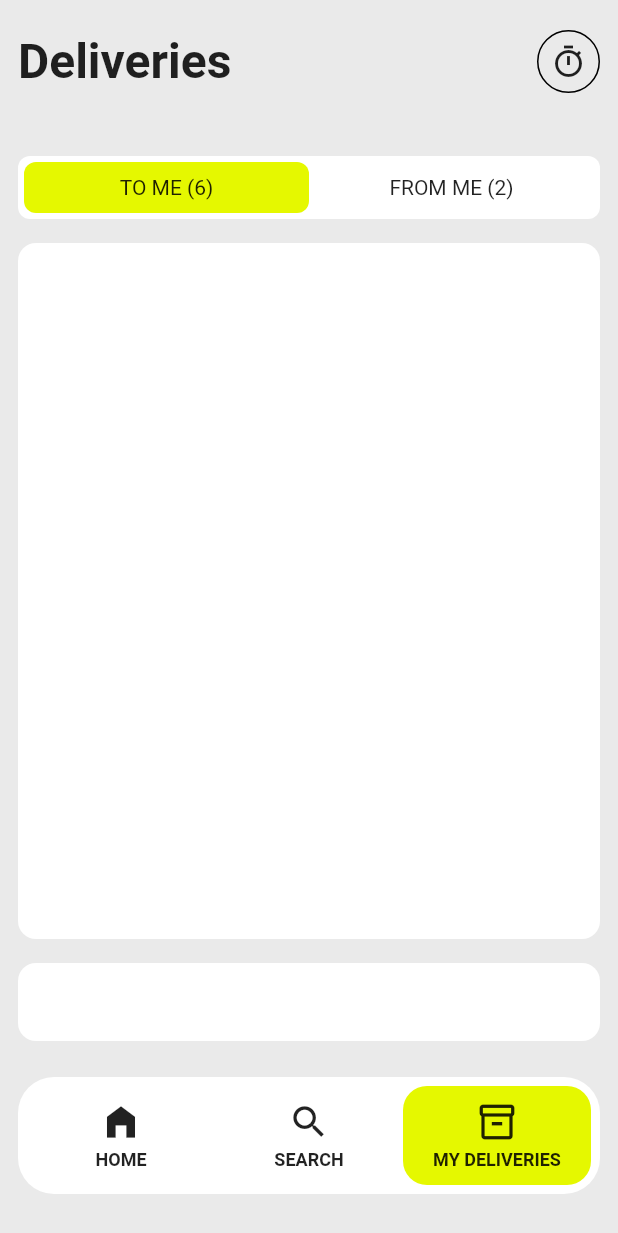
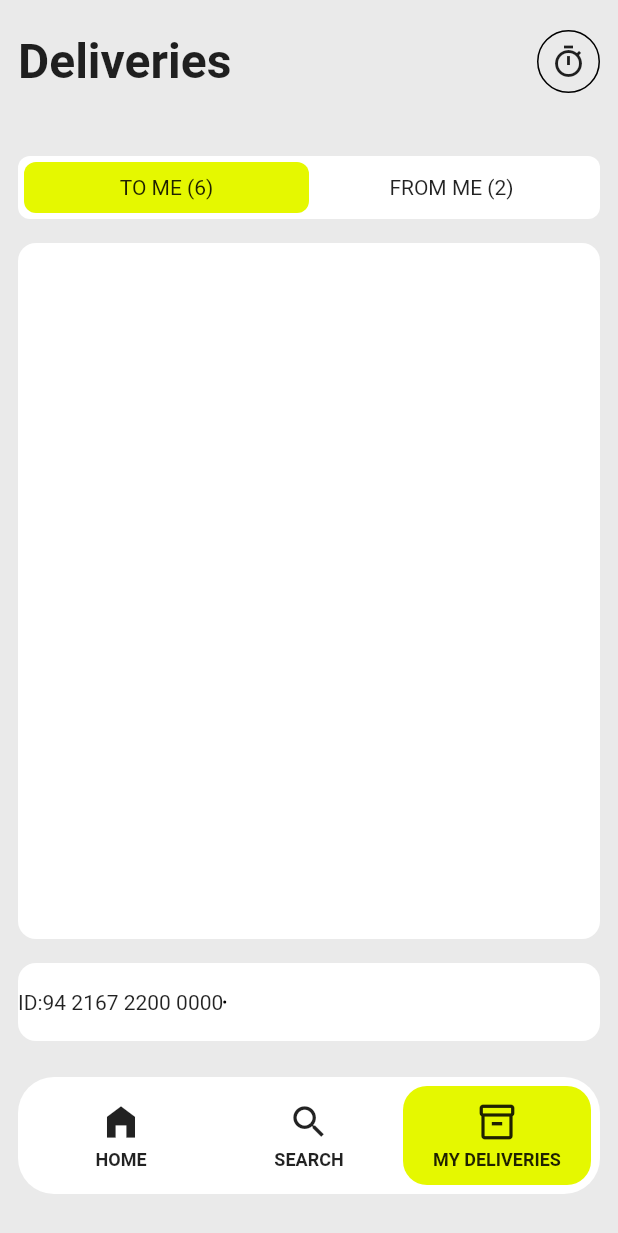
Before and after one commit to JAICHANGPARK/flutter_notebook_chapter_30, a Flutter app: the LogisticsMainPage screen opened directly, item 3 of the bottom bar chosen, on a phone screen of 412 x 824 dp. Shown: the top 1233 px of the screen. Run offline on Flutter 3.47's test engine with Material 2 defaults, Android fonts, the phone set to English and light mode, and no system bars.

Commit message:
Update logistics_main_page.dart

```diff
--- a/lib/ep1501_logistics_app/view/logistics_main_page.dart
+++ b/lib/ep1501_logistics_app/view/logistics_main_page.dart
@@ -353,7 +353,16 @@ class _LogisticsMainPageState extends State<LogisticsMainPage> {
                             borderRadius: BorderRadius.circular(12),
                           ),
                           child: Row(
-                            children: [],
+                            children: [
+                              Text("ID:"),
+                              Text("94 2167 2200 0000"),
+                              Container(
+                                decoration: BoxDecoration(
+                                  border: Border.all(),
+                                  shape: BoxShape.circle,
+                                ),
+                              )
+                            ],
                           ),
                         ),
                         SizedBox(
```
